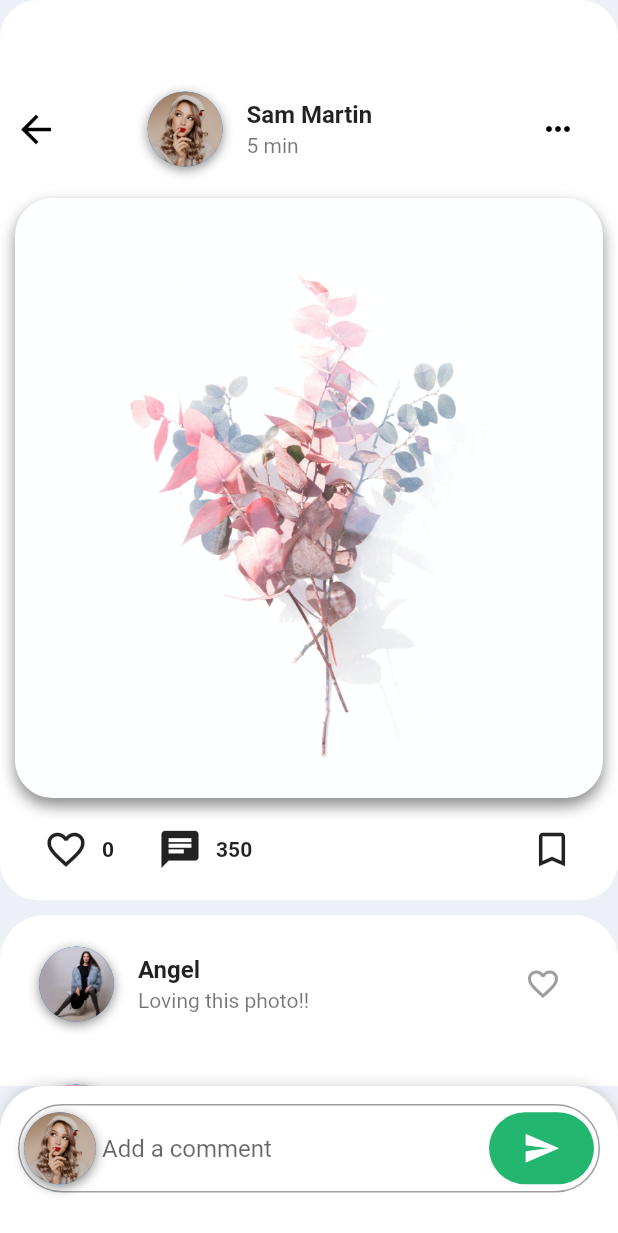
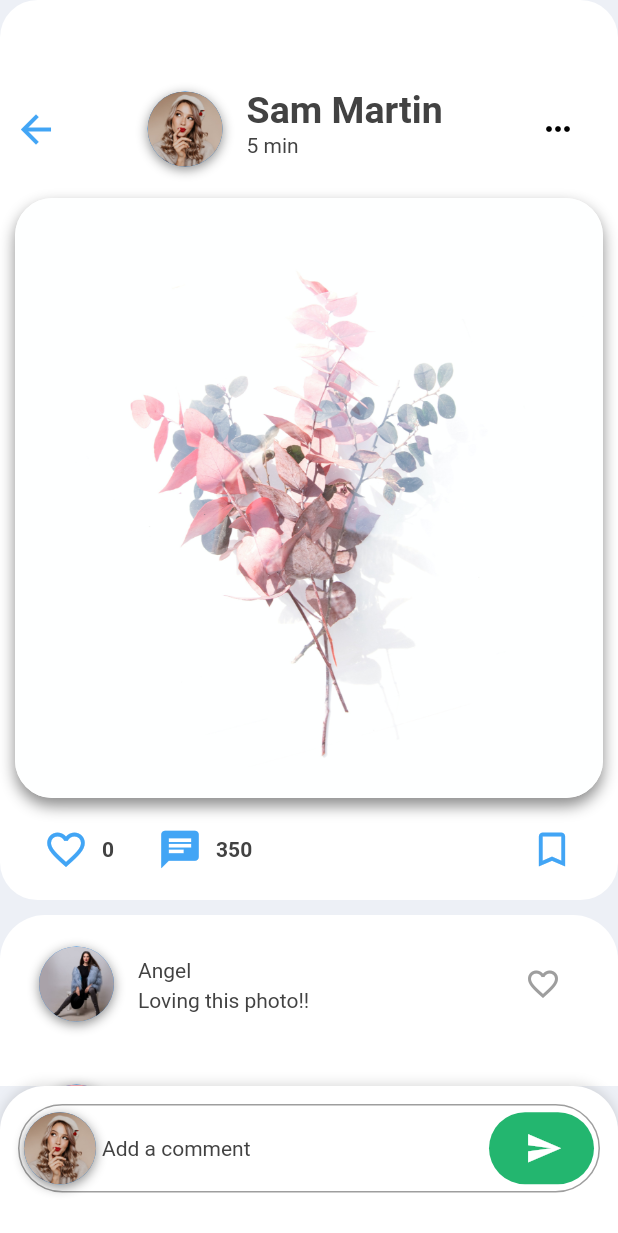
Before and after one commit to Safaanam/flutter_insta, a Flutter app: the screen it shows after launch, after a tap on the "chat" icon, on a phone screen of 412 x 824 dp. Shown: the top 1233 px of the screen. Run offline on Flutter 3.47's test engine with Material 2 defaults, Android fonts, the phone set to English and light mode, and no system bars; our stand-ins replace bloc, equatable, flutter_bloc; network calls fail.

Commit message:
theme toggle added

```diff
--- /dev/null
+++ b/lib/app_theme.dart
@@ -0,0 +1,47 @@
+import 'package:flutter/material.dart';
+
+class AppTheme {
+  static final ThemeData lightTheme = ThemeData(
+      scaffoldBackgroundColor: Color(0xFFEDF0F6),
+      primaryColor: Colors.blue[500],
+      canvasColor: Colors.white,
+      accentColor: Colors.white,
+      appBarTheme: AppBarTheme(
+          color: Colors.blue[500],
+          iconTheme: IconThemeData(color: Colors.white)),
+      iconTheme: IconThemeData(color: Colors.blue[400]),
+      textTheme: TextTheme(
+          bodyText1: TextStyle(
+            fontWeight: FontWeight.bold,
+            color: Colors.grey[800],
+            fontSize: 25.0,
+          ),
+          bodyText2: TextStyle(color: Colors.grey[800]),
+          headline4: TextStyle(color: Colors.grey[900])),
+      unselectedWidgetColor: Colors.blue[400],
+      buttonTheme: ButtonThemeData(
+          buttonColor: Colors.blueAccent, textTheme: ButtonTextTheme.primary));
+
+  static final ThemeData darkTheme = ThemeData(
+      scaffoldBackgroundColor: Colors.grey[700],
+      accentColor: Colors.black45,
+      canvasColor: Colors.grey[800],
+      toggleableActiveColor: Colors.grey[300],
+      appBarTheme: AppBarTheme(
+          color: Colors.grey[900],
+          iconTheme: IconThemeData(color: Colors.grey[100])),
+      iconTheme: IconThemeData(color: Colors.grey[300]),
+      textTheme: TextTheme(
+          bodyText1: TextStyle(
+            fontWeight: FontWeight.bold,
+            color: Colors.grey[50],
+            fontSize: 25.0,
+          ),
+          bodyText2: TextStyle(color: Colors.grey[100],
+          fontSize: 15.0),
+          headline4: TextStyle(color: Colors.grey[50])),
+      unselectedWidgetColor: Colors.grey[300],
+      dividerColor: Colors.grey[500],
+      buttonTheme: ButtonThemeData(
+          buttonColor: Colors.grey[900], textTheme: ButtonTextTheme.primary));
+}
--- /dev/null
+++ b/lib/bloc/app_theme_event.dart
@@ -0,0 +1,11 @@
+part of 'app_theme_bloc.dart';
+
+
+class AppThemeEvent extends Equatable {
+  final ThemeData theme;
+  const AppThemeEvent({this.theme});
+
+  @override
+  List<Object> get props => [theme];
+
+}
--- /dev/null
+++ b/lib/bloc/app_theme_state.dart
@@ -0,0 +1,13 @@
+
+
+//import 'package:equatable/equatable.dart';
+//import 'package:flutter/material.dart';
+part of 'app_theme_bloc.dart';
+
+class AppThemeState extends Equatable{
+  final ThemeData theme;
+  const AppThemeState({this.theme});
+
+  @override
+  List<Object> get props => [theme];
+}
--- a/lib/main.dart
+++ b/lib/main.dart
@@ -1,15 +1,26 @@
 import 'package:flutter/material.dart';
+import 'package:flutter_bloc/flutter_bloc.dart';
+import 'package:flutter_insta/bloc/app_theme_bloc.dart';
 import 'package:flutter_insta/screens/feed.dart';
+//import 'package:flutter_insta/app_theme.dart';
 
 void main() => runApp(MyApp());
 
 class MyApp extends StatelessWidget {
   @override
   Widget build(BuildContext context) {
-    return MaterialApp(
-      title: 'Flutter Social Media',
-      debugShowCheckedModeBanner: false,
-      home: FeedScreen(),
+    return BlocProvider<AppThemeBloc>(
+        create: (context) => AppThemeBloc(),
+        child: BlocBuilder<AppThemeBloc, AppThemeState>(
+          builder: (context, state){
+            return MaterialApp(
+              title: 'Flutter Social Media',
+              debugShowCheckedModeBanner: false,
+              theme: state.theme,
+              home: FeedScreen(),
+            );
+          },
+        ),
     );
   }
 }
--- a/lib/models/like_bloc.dart
+++ b/lib/models/like_bloc.dart
@@ -1,5 +1,5 @@
-import 'package:flutter_bloc/flutter_bloc.dart';
-import 'package:bloc/bloc.dart';
+//import 'package:flutter_bloc/flutter_bloc.dart';
+//import 'package:bloc/bloc.dart';
 import 'dart:async';
 
 abstract class CounterEvent {}
--- a/lib/screens/feed.dart
+++ b/lib/screens/feed.dart
@@ -1,8 +1,12 @@
 import 'package:flutter/material.dart';
+import 'package:flutter_bloc/flutter_bloc.dart';
+import 'package:flutter_insta/app_theme.dart';
 import 'package:flutter_insta/models/post_model.dart';
 import 'package:flutter_insta/screens/view_post_screen.dart';
 import 'package:flutter_insta/screens/message_screen.dart';
 import 'package:flutter_insta/screens/search_page.dart';
+import 'package:flutter_insta/bloc/app_theme_bloc.dart';
+
 
 
 class FeedScreen extends StatefulWidget {
@@ -11,6 +15,7 @@ class FeedScreen extends StatefulWidget {
 }
 
 class _FeedScreenState extends State<FeedScreen> {
+  bool _isThemeSwitch = false;
   Widget _buildPost(int index) {
     return Padding(
       padding: EdgeInsets.symmetric(horizontal: 10.0, vertical: 5.0),
@@ -18,7 +23,7 @@ class _FeedScreenState extends State<FeedScreen> {
         width: double.infinity,
         height: 560.0,
           decoration: BoxDecoration(
-            color: Colors.white,
+            color: Theme.of(context).accentColor,
             borderRadius: BorderRadius.circular(25.0),
           ),
         child: Column(
@@ -35,7 +40,7 @@ class _FeedScreenState extends State<FeedScreen> {
                         shape: BoxShape.circle,
                         boxShadow: [
                           BoxShadow(
-                            color: Colors.black45,
+                            color: Colors.black38,
                             offset: Offset(0, 2),
                             blurRadius: 6.0,
                           ),
@@ -54,11 +59,9 @@ class _FeedScreenState extends State<FeedScreen> {
                     ),
                     title: Text(
                       posts[index].authorName,
-                      style: TextStyle(
-                        fontWeight: FontWeight.bold,
-                      ),
+                      style: Theme.of(context).textTheme.bodyText1,
                     ),
-                    subtitle: Text(posts[index].timeAgo),
+                    subtitle: Text(posts[index].timeAgo, style: Theme.of(context).textTheme.bodyText2,),
                     trailing: PopupMenuButton<String>(itemBuilder: (BuildContext context){
                         return [
                           PopupMenuItem(child: Text("Report"), value: "Report",),
@@ -173,7 +176,7 @@ class _FeedScreenState extends State<FeedScreen> {
   @override
   Widget build(BuildContext context){
     return Scaffold(
-      backgroundColor: Color(0xFFEDF0F6),
+
       body: ListView(
         physics: AlwaysScrollableScrollPhysics(),
         children: <Widget>[
@@ -191,6 +194,32 @@ class _FeedScreenState extends State<FeedScreen> {
                 ),
                 Row(
                   children: <Widget>[
+                    Switch(
+                      value: _isThemeSwitch,
+                      onChanged: (val) {
+                        if(_isThemeSwitch){
+                          BlocProvider.of<AppThemeBloc>(context).add(AppThemeEvent(
+                            theme: AppTheme.darkTheme
+                          ));
+                        }
+                        else {
+                          BlocProvider.of<AppThemeBloc>(context).add(AppThemeEvent(
+                              theme: AppTheme.lightTheme
+                          ));
+                        }
+                        _isThemeSwitch = val;
+                        setState(() {
+
+                        });
+                      },
+
+                    ),
+                    //IconButton(
+                    //    icon: Icon(Icons.toggle_off_outlined),
+                    //    iconSize:35.0,
+                    //    onPressed: () => print('mode change'),
+                    //),
+                    SizedBox(width: 10.0),
                     IconButton(
                       icon: Icon(Icons.video_library_outlined),
                       iconSize:30.0,
--- a/lib/screens/view_post_screen.dart
+++ b/lib/screens/view_post_screen.dart
@@ -21,6 +21,7 @@ class _ViewPostScreenState extends State<ViewPostScreen> {
           width: 50.0,
           height: 50.0,
           decoration: BoxDecoration(
+            color: Theme.of(context).accentColor,
             shape: BoxShape.circle,
             boxShadow: [
               BoxShadow(
@@ -43,11 +44,10 @@ class _ViewPostScreenState extends State<ViewPostScreen> {
         ),
         title: Text(
           comments[index].authorName,
-          style: TextStyle(
-            fontWeight: FontWeight.bold,
-          ),
+            style: Theme.of(context).textTheme.bodyText2,
         ),
-        subtitle: Text(comments[index].text),
+        subtitle: Text(comments[index].text,
+          style: Theme.of(context).textTheme.bodyText2),
         trailing: IconButton(
           icon: Icon(
             Icons.favorite_border,
@@ -65,7 +65,7 @@ class _ViewPostScreenState extends State<ViewPostScreen> {
     final _bloc = LikeBloc();
 
     return Scaffold(
-      backgroundColor: Color(0xFFEDF0F6),
+
       body: SingleChildScrollView(
         physics: AlwaysScrollableScrollPhysics(),
         child: Column(
@@ -75,7 +75,7 @@ class _ViewPostScreenState extends State<ViewPostScreen> {
               width: double.infinity,
               height: 600.0,
               decoration: BoxDecoration(
-                color: Colors.white,
+                color: Theme.of(context).accentColor,
                 borderRadius: BorderRadius.circular(25.0),
               ),
               child: Column(
@@ -90,7 +90,7 @@ class _ViewPostScreenState extends State<ViewPostScreen> {
                             IconButton(
                               icon: Icon(Icons.arrow_back),
                               iconSize: 30.0,
-                              color: Colors.black,
+                              //color: Colors.black,
                               onPressed: () => Navigator.pop(context),
                             ),
                             Container(
@@ -123,11 +123,10 @@ class _ViewPostScreenState extends State<ViewPostScreen> {
                                 ),
                                 title: Text(
                                   widget.post.authorName,
-                                  style: TextStyle(
-                                    fontWeight: FontWeight.bold,
-                                  ),
+                                    style: Theme.of(context).textTheme.bodyText1,
                                 ),
-                                subtitle: Text(widget.post.timeAgo),
+                                subtitle: Text(widget.post.timeAgo,
+                                    style: Theme.of(context).textTheme.bodyText2),
                                 trailing: IconButton(
                                   icon: Icon(Icons.more_horiz),
                                   color: Colors.black,
@@ -144,6 +143,7 @@ class _ViewPostScreenState extends State<ViewPostScreen> {
                             width: double.infinity,
                             height: 400.0,
                             decoration: BoxDecoration(
+                                color: Theme.of(context).accentColor,
                               borderRadius: BorderRadius.circular(25.0),
                               boxShadow: [
                                 BoxShadow(
@@ -234,7 +234,7 @@ class _ViewPostScreenState extends State<ViewPostScreen> {
               width: double.infinity,
               height: 600.0,
               decoration: BoxDecoration(
-                color: Colors.white,
+                  color: Theme.of(context).accentColor,
                 borderRadius: BorderRadius.only(
                   topLeft: Radius.circular(30.0),
                   topRight: Radius.circular(30.0),
@@ -258,6 +258,7 @@ class _ViewPostScreenState extends State<ViewPostScreen> {
         child: Container(
           height: 100.0,
           decoration: BoxDecoration(
+              color: Theme.of(context).canvasColor,
             borderRadius: BorderRadius.only(
               topLeft: Radius.circular(30.0),
               topRight: Radius.circular(30.0),
@@ -269,7 +270,7 @@ class _ViewPostScreenState extends State<ViewPostScreen> {
                 blurRadius: 6.0,
               ),
             ],
-            color: Colors.white,
+            //color: Colors.white,
           ),
           child: Padding(
             padding: EdgeInsets.all(12.0),
@@ -285,7 +286,7 @@ class _ViewPostScreenState extends State<ViewPostScreen> {
                   borderSide: BorderSide(color: Colors.grey),
                 ),
                 contentPadding: EdgeInsets.all(20.0),
-                hintText: 'Add a comment',
+                hintText: 'Add a comment', hintStyle: Theme.of(context).textTheme.bodyText2 ,
                 prefixIcon: Container(
                   margin: EdgeInsets.all(4.0),
                   width: 48.0,
--- a/pubspec.yaml
+++ b/pubspec.yaml
@@ -25,6 +25,8 @@ dependencies:
     sdk: flutter
   flutter_bloc: ^6.1.2
   bloc: ^6.1.1
+  equatable: ^1.2.6
+  flutter_switch: ^0.2.1
 
   # The following adds the Cupertino Icons font to your application.
   # Use with the CupertinoIcons class for iOS style icons.
```
Also changed, not shown: lib/bloc/app_theme_bloc.dart (added, +21 -0 lines), lib/screens/message_screen.dart (+8 -10 lines), lib/screens/search_page.dart (+6 -4 lines), pubspec.lock.
